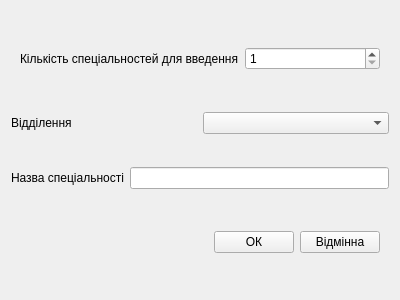
First picture: the form in Kursova/EducationProgressForms/InputForms/specialiyinputform.ui, repository zzvanyazz/Kursova, before the edit.
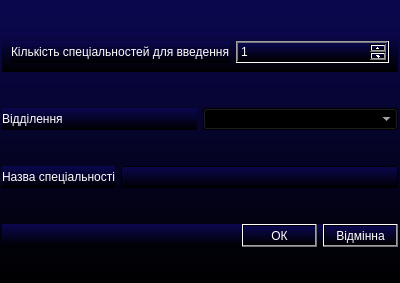
Second picture: the form after the edit.

Diff of the .ui file:
```diff
--- a/Kursova/EducationProgressForms/InputForms/specialiyinputform.ui
+++ b/Kursova/EducationProgressForms/InputForms/specialiyinputform.ui
@@ -7,13 +7,29 @@
     <x>0</x>
     <y>0</y>
     <width>400</width>
-    <height>300</height>
+    <height>283</height>
    </rect>
   </property>
   <property name="windowTitle">
    <string>Form</string>
   </property>
+  <property name="styleSheet">
+   <string notr="true">color: rgb(255, 255, 255);
+background-color: qlineargradient(spread:pad, x1:1, y1:1, x2:1, y2:0.034, stop:0 rgba(0, 0, 0, 255), stop:1 rgba(10, 7, 77, 255));</string>
+  </property>
   <layout class="QVBoxLayout" name="verticalLayout">
+   <property name="leftMargin">
+    <number>2</number>
+   </property>
+   <property name="topMargin">
+    <number>2</number>
+   </property>
+   <property name="rightMargin">
+    <number>2</number>
+   </property>
+   <property name="bottomMargin">
+    <number>2</number>
+   </property>
    <item>
     <widget class="QWidget" name="widget" native="true">
      <property name="sizePolicy">
@@ -77,6 +93,18 @@
       </sizepolicy>
      </property>
      <layout class="QHBoxLayout" name="horizontalLayout">
+      <property name="leftMargin">
+       <number>0</number>
+      </property>
+      <property name="topMargin">
+       <number>0</number>
+      </property>
+      <property name="rightMargin">
+       <number>0</number>
+      </property>
+      <property name="bottomMargin">
+       <number>0</number>
+      </property>
       <item>
        <spacer name="horizontalSpacer">
         <property name="orientation">
```
